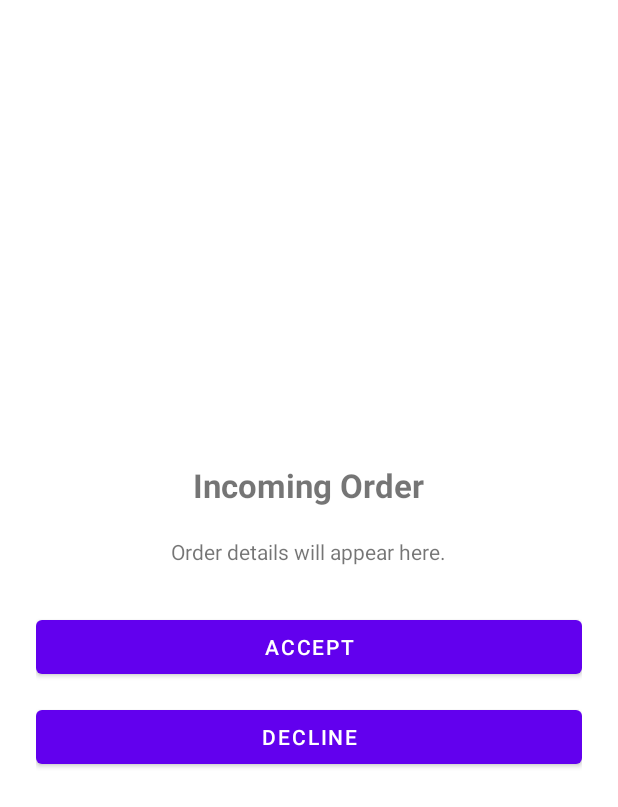
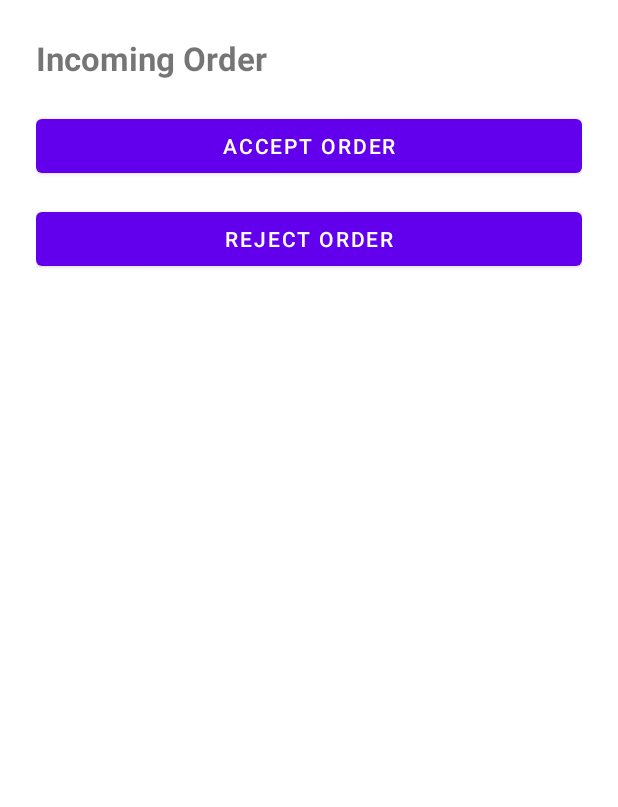
Before and after one commit to engrsalmansar/IrsaRiderApp, an Android app: the layout activity_incoming_order.xml on its own in the app's theme, with its tools: preview values and no code run, on a phone screen of 412 x 824 dp. Shown: the top 807 px of the screen. Run offline under Robolectric (Android 15) with nearby library versions, the phone set to English and light mode, and no system bars.

Commit message:
Refactor incoming order layout and update button texts

```diff
--- a/app/src/main/res/layout/activity_incoming_order.xml
+++ b/app/src/main/res/layout/activity_incoming_order.xml
@@ -1,38 +1,30 @@
 <?xml version="1.0" encoding="utf-8"?>
 <LinearLayout xmlns:android="http://schemas.android.com/apk/res/android"
+    android:layout_width="match_parent"
+    android:layout_height="match_parent"
     android:orientation="vertical"
-    android:padding="24dp"
-    android:gravity="center"
-    android:layout_width="match_parent"
-    android:layout_height="match_parent">
+    android:padding="24dp">
 
     <TextView
-        android:id="@+id/orderTitle"
+        android:id="@+id/txtOrderTitle"
         android:text="Incoming Order"
+        android:textSize="22sp"
         android:textStyle="bold"
-        android:textSize="22sp"
         android:layout_marginBottom="20dp"
         android:layout_width="wrap_content"
         android:layout_height="wrap_content"/>
 
-    <TextView
-        android:id="@+id/orderDetails"
-        android:text="Order details will appear here."
-        android:layout_width="wrap_content"
-        android:layout_height="wrap_content"
-        android:layout_marginBottom="30dp"/>
-
     <Button
         android:id="@+id/btnAccept"
-        android:text="Accept"
+        android:text="Accept Order"
         android:layout_width="match_parent"
         android:layout_height="wrap_content"/>
 
     <Button
-        android:id="@+id/btnDecline"
-        android:text="Decline"
+        android:id="@+id/btnReject"
+        android:text="Reject Order"
+        android:layout_marginTop="14dp"
         android:layout_width="match_parent"
-        android:layout_height="wrap_content"
-        android:layout_marginTop="12dp"/>
+        android:layout_height="wrap_content"/>
 
 </LinearLayout>
```
